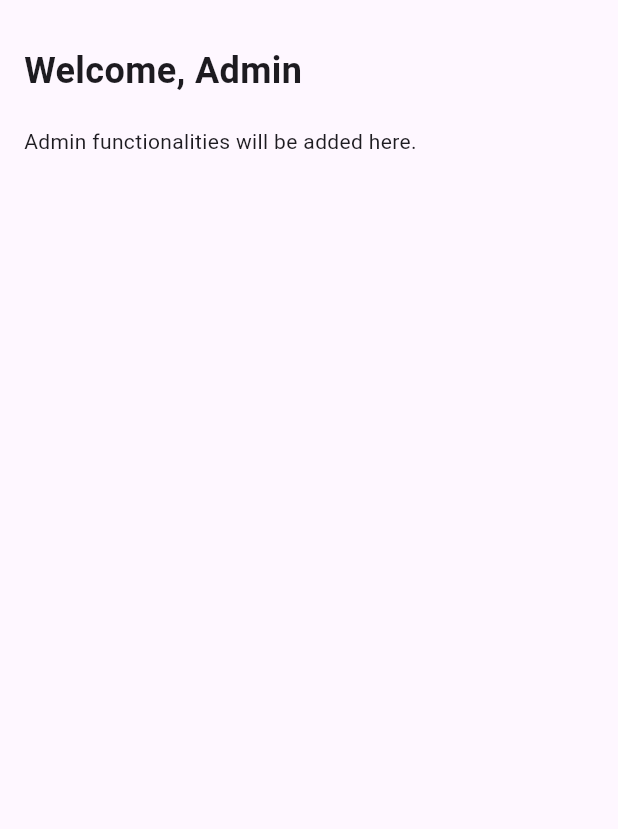
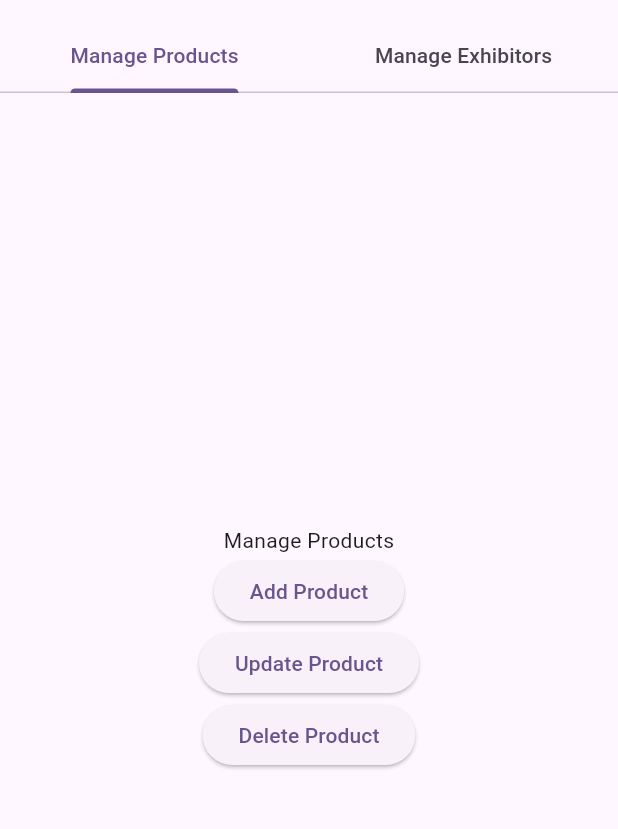
Before and after one commit to munashe-jaji/mumunda, a Flutter app: the AdminScreen screen opened directly with empty values, on a phone screen of 412 x 824 dp, the part 63-892 px from its top. Run offline on Flutter 3.47's test engine with Material 3 defaults, Android fonts, the light colour scheme and no system bars; our stand-ins replace cloud_firestore, firebase_auth, firebase_core; accounts and stored records are empty.

Commit message:
admin dashboard

```diff
--- a/lib/admin/adminscreen.dart
+++ b/lib/admin/adminscreen.dart
@@ -9,7 +9,9 @@ class AdminScreen extends StatelessWidget {
 
   @override
   Widget build(BuildContext context) {
-    return Scaffold(
+    return DefaultTabController(
+      length: 2,
+      child: Scaffold(
         appBar: AppBar(
           title: const Text('Admin Dashboard'),
           actions: [
@@ -24,22 +26,99 @@ class AdminScreen extends StatelessWidget {
               },
             ),
           ],
+          bottom: const TabBar(
+            tabs: [
+              Tab(text: 'Manage Products'),
+              Tab(text: 'Manage Exhibitors'),
+            ],
+          ),
         ),
         body: Padding(
           padding: const EdgeInsets.all(16.0),
           child: Column(
             crossAxisAlignment: CrossAxisAlignment.start,
             children: [
-            Text(
-              'Welcome, Admin $email',
-              style: const TextStyle(fontSize: 24, fontWeight: FontWeight.bold),
+              const SizedBox(height: 20),
+              Expanded(
+                child: TabBarView(
+                  children: [
+                    ManageProductsPage(),
+                    ManageExhibitorsPage(),
+                  ],
                 ),
-            const SizedBox(height: 20),
-            // Add more admin functionalities here
-            const Text('Admin functionalities will be added here.'),
+              ),
             ],
+          ),
         ),
       ),
     );
   }
 }
+
+class ManageProductsPage extends StatelessWidget {
+  const ManageProductsPage({super.key});
+
+  @override
+  Widget build(BuildContext context) {
+    return Center(
+      child: Column(
+        mainAxisAlignment: MainAxisAlignment.center,
+        children: [
+          const Text('Manage Products'),
+          ElevatedButton(
+            onPressed: () {
+              // Add product logic
+            },
+            child: const Text('Add Product'),
+          ),
+          ElevatedButton(
+            onPressed: () {
+              // Update product logic
+            },
+            child: const Text('Update Product'),
+          ),
+          ElevatedButton(
+            onPressed: () {
+              // Delete product logic
+            },
+            child: const Text('Delete Product'),
+          ),
+        ],
+      ),
+    );
+  }
+}
+
+class ManageExhibitorsPage extends StatelessWidget {
+  const ManageExhibitorsPage({super.key});
+
+  @override
+  Widget build(BuildContext context) {
+    return Center(
+      child: Column(
+        mainAxisAlignment: MainAxisAlignment.center,
+        children: [
+          const Text('Manage Exhibitors'),
+          ElevatedButton(
+            onPressed: () {
+              // Add exhibitor logic
+            },
+            child: const Text('Add Exhibitor'),
+          ),
+          ElevatedButton(
+            onPressed: () {
+              // Update exhibitor logic
+            },
+            child: const Text('Update Exhibitor'),
+          ),
+          ElevatedButton(
+            onPressed: () {
+              // Delete exhibitor logic
+            },
+            child: const Text('Delete Exhibitor'),
+          ),
+        ],
+      ),
+    );
+  }
+}
--- a/pubspec.yaml
+++ b/pubspec.yaml
@@ -69,6 +69,7 @@ flutter:
     - assets/images/vegetables.jpg
     - assets/images/fruits.jpg
     - assets/images/tractor.jpg
+    - assets/images/login.jpg
   #   - images/a_dot_ham.jpeg
 
   # An image asset can refer to one or more resolution-specific "variants", see
```
Also changed, not shown: lib/pages/login_screen.dart (+8 -0 lines), lib/pages/signup_screen.dart (+57 -3 lines), lib/pages/welcome_screen.dart (+9 -17 lines), lib/services/auth_service.dart (+23 -4 lines), assets/images/login.jpg (added). Lines whose indentation alone changed are shown as unchanged.
